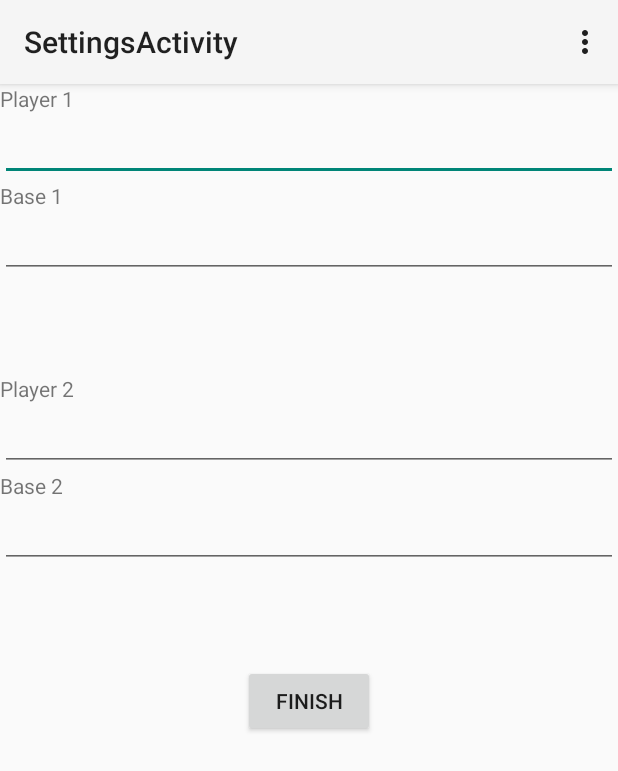
After one commit to lannka/strangersgame, an Android app: the SettingsActivity screen opened directly, with no data from a screen before it, on a phone screen of 412 x 824 dp. The commit adds this screen. Shown: the top 771 px of the screen. Run offline under Robolectric (Android 15) with nearby library versions, the phone set to English and light mode, and no system bars.

Commit message:
Implement settings view and hook up the specified instance ids with scanner and advertiser.

```diff
--- a/app/src/main/AndroidManifest.xml
+++ b/app/src/main/AndroidManifest.xml
@@ -19,6 +19,10 @@
                 <category android:name="android.intent.category.LAUNCHER" />
             </intent-filter>
         </activity>
+        <activity
+            android:name=".SettingsActivity"
+            android:label="@string/title_activity_settings" >
+        </activity>
     </application>
 
 </manifest>
--- a/app/src/main/java/com/example/dinghongfei/strangersgame/Constants.java
+++ b/app/src/main/java/com/example/dinghongfei/strangersgame/Constants.java
@@ -34,4 +34,9 @@ class Constants {
      * Fixed namespace for this application.
      */
     static final String NAMESPACE = "2F234454F4911BA9FFA6"; //"5A2989A38A4668B4E8AD";
+
+    /**
+     * Key for shared preference.
+     */
+    static final String SHARED_PREFERENCE = "SHARED_PREFERENCE";
 }
--- /dev/null
+++ b/app/src/main/java/com/example/dinghongfei/strangersgame/SettingsActivity.java
@@ -0,0 +1,94 @@
+package com.example.dinghongfei.strangersgame;
+
+import android.app.Activity;
+import android.app.AlertDialog;
+import android.content.Intent;
+import android.content.SharedPreferences;
+import android.os.Bundle;
+import android.view.Menu;
+import android.view.MenuItem;
+import android.view.View;
+import android.widget.Button;
+import android.widget.EditText;
+import android.widget.Toast;
+
+public class SettingsActivity extends Activity {
+
+    private Button finish_button;
+    private EditText self_instance_id_text;
+    private EditText self_base_instance_id_text;
+    private EditText opponent_instance_id_text;
+    private EditText opponent_base_instance_id_text;
+
+    @Override
+    protected void onCreate(Bundle savedInstanceState) {
+        super.onCreate(savedInstanceState);
+        setContentView(R.layout.activity_settings);
+        finish_button = (Button)findViewById(R.id.finishButton);
+        self_instance_id_text = (EditText)findViewById(R.id.playerOneText);
+        self_base_instance_id_text = (EditText)findViewById(R.id.baseOneText);
+        opponent_instance_id_text = (EditText)findViewById(R.id.playTwoText);
+        opponent_base_instance_id_text = (EditText)findViewById(R.id.baseTwoText);
+
+        SharedPreferences sharedPref = getSharedPreferences(Constants.SHARED_PREFERENCE, MODE_PRIVATE);
+        String text = sharedPref.getString(getString(R.string.self_instance_id), "");
+        self_instance_id_text.setText(text);
+        text = sharedPref.getString(getString(R.string.self_base_instance_id), "");
+        self_base_instance_id_text.setText(text);
+        text = sharedPref.getString(getString(R.string.opponent_instance_id), "");
+        opponent_instance_id_text.setText(text);
+        text = sharedPref.getString(getString(R.string.opponent_base_instance_id), "");
+        opponent_base_instance_id_text.setText(text);
+
+        finish_button.setOnClickListener(new View.OnClickListener() {
+            @Override
+            public void onClick(View v) {
+                if (self_instance_id_text.getText().length() == 0) {
+                    Toast.makeText(SettingsActivity.this, R.string.no_self_instance_id, Toast.LENGTH_LONG).show();
+                }
+                if (self_base_instance_id_text.getText().length() == 0) {
+                    Toast.makeText(SettingsActivity.this, R.string.no_self_base_instance_id, Toast.LENGTH_LONG).show();
+                }
+                if (opponent_instance_id_text.getText().length() == 0) {
+                    Toast.makeText(SettingsActivity.this, R.string.no_opponent_instance_id, Toast.LENGTH_LONG).show();
+                }
+                if (opponent_base_instance_id_text.getText().length() == 0) {
+                    Toast.makeText(SettingsActivity.this, R.string.no_opponent_base_instance_id, Toast.LENGTH_LONG).show();
+                }
+                SharedPreferences sharedPref = getSharedPreferences(Constants.SHARED_PREFERENCE, MODE_PRIVATE);
+                SharedPreferences.Editor editor = sharedPref.edit();
+
+                editor.putString(getString(R.string.self_instance_id), self_instance_id_text.getText().toString());
+                editor.putString(getString(R.string.self_base_instance_id), self_base_instance_id_text.getText().toString());
+                editor.putString(getString(R.string.opponent_instance_id), opponent_instance_id_text.getText().toString());
+                editor.putString(getString(R.string.opponent_base_instance_id), opponent_base_instance_id_text.getText().toString());
+                editor.commit();
+
+                setResult(RESULT_OK);
+                finish();
+            }
+        });
+    }
+
+    @Override
+    public boolean onCreateOptionsMenu(Menu menu) {
+        // Inflate the menu; this adds items to the action bar if it is present.
+        getMenuInflater().inflate(R.menu.menu_settings, menu);
+        return true;
+    }
+
+    @Override
+    public boolean onOptionsItemSelected(MenuItem item) {
+        // Handle action bar item clicks here. The action bar will
+        // automatically handle clicks on the Home/Up button, so long
+        // as you specify a parent activity in AndroidManifest.xml.
+        int id = item.getItemId();
+
+        //noinspection SimplifiableIfStatement
+        if (id == R.id.action_settings) {
+            return true;
+        }
+
+        return super.onOptionsItemSelected(item);
+    }
+}
--- a/app/src/main/java/com/example/dinghongfei/strangersgame/Utils.java
+++ b/app/src/main/java/com/example/dinghongfei/strangersgame/Utils.java
@@ -23,4 +23,7 @@ public class Utils {
         return true;
     }
 
+    static String toInstanceId(String id) {
+        return Integer.toHexString(id.hashCode()) + "0000";
+    }
 }
--- /dev/null
+++ b/app/src/main/res/layout/activity_settings.xml
@@ -0,0 +1,79 @@
+<?xml version="1.0" encoding="utf-8"?>
+<LinearLayout xmlns:android="http://schemas.android.com/apk/res/android"
+    android:orientation="vertical" android:layout_width="match_parent"
+    android:layout_height="match_parent"
+    android:weightSum="1">
+
+    <TextView
+        android:layout_width="wrap_content"
+        android:layout_height="wrap_content"
+        android:text="Player 1"
+        android:id="@+id/playerOneTextView" />
+
+    <EditText
+        android:layout_width="match_parent"
+        android:layout_height="wrap_content"
+        android:inputType="textPersonName"
+        android:ems="10"
+        android:id="@+id/playerOneText"
+        android:layout_gravity="center_horizontal" />
+
+    <TextView
+        android:layout_width="wrap_content"
+        android:layout_height="wrap_content"
+        android:text="Base 1"
+        android:id="@+id/baseOneTextView" />
+
+    <EditText
+        android:layout_width="match_parent"
+        android:layout_height="wrap_content"
+        android:inputType="textPersonName"
+        android:ems="10"
+        android:id="@+id/baseOneText" />
+
+    <Space
+        android:layout_width="match_parent"
+        android:layout_height="wrap_content"
+        android:layout_gravity="center_horizontal"
+        android:layout_weight="0.14" />
+
+    <TextView
+        android:layout_width="wrap_content"
+        android:layout_height="wrap_content"
+        android:text="Player 2"
+        android:id="@+id/playerTwoTextView" />
+
+    <EditText
+        android:layout_width="match_parent"
+        android:layout_height="wrap_content"
+        android:inputType="textPersonName"
+        android:ems="10"
+        android:id="@+id/playTwoText" />
+
+    <TextView
+        android:layout_width="wrap_content"
+        android:layout_height="wrap_content"
+        android:text="Base 2"
+        android:id="@+id/baseTwoTextView" />
+
+    <EditText
+        android:layout_width="match_parent"
+        android:layout_height="wrap_content"
+        android:inputType="textPersonName"
+        android:ems="10"
+        android:id="@+id/baseTwoText"
+        android:layout_gravity="center_horizontal" />
+
+    <Space
+        android:layout_width="match_parent"
+        android:layout_height="wrap_content"
+        android:layout_gravity="center_horizontal"
+        android:layout_weight="0.14" />
+
+    <Button
+        android:layout_width="wrap_content"
+        android:layout_height="wrap_content"
+        android:text="Finish"
+        android:id="@+id/finishButton"
+        android:layout_gravity="center_horizontal" />
+</LinearLayout>
--- /dev/null
+++ b/app/src/main/res/menu/menu_settings.xml
@@ -0,0 +1,6 @@
+<menu xmlns:android="http://schemas.android.com/apk/res/android"
+    xmlns:tools="http://schemas.android.com/tools"
+    tools:context="com.example.dinghongfei.strangersgame.SettingsActivity">
+    <item android:id="@+id/action_settings" android:title="@string/action_settings"
+        android:orderInCategory="100" android:showAsAction="never" />
+</menu>
--- a/app/src/main/res/values/strings.xml
+++ b/app/src/main/res/values/strings.xml
@@ -3,4 +3,13 @@
 
     <string name="hello_world">Hello world!</string>
     <string name="action_settings">Settings</string>
+    <string name="title_activity_settings">SettingsActivity</string>
+    <string name="no_self_instance_id">Please specify the id for Player 1</string>
+    <string name="no_self_base_instance_id">Please specify the id for Base 1</string>
+    <string name="no_opponent_instance_id">Please specify the id for Player 2</string>
+    <string name="no_opponent_base_instance_id">Please specify the id for Base 2</string>
+    <string name="self_instance_id">SELF_ID</string>
+    <string name="self_base_instance_id">SELF_BASE_ID</string>
+    <string name="opponent_instance_id">OPPONENT_ID</string>
+    <string name="opponent_base_instance_id">OPPONENT_BASE_ID</string>
 </resources>
```
Also changed, not shown: app/src/main/java/com/example/dinghongfei/strangersgame/MainActivity.java (+56 -0 lines), app/src/main/java/com/example/dinghongfei/strangersgame/Scanner.java (+7 -0 lines), app/src/main/res/layout/activity_main.xml (+10 -1 lines), 2 other files.
